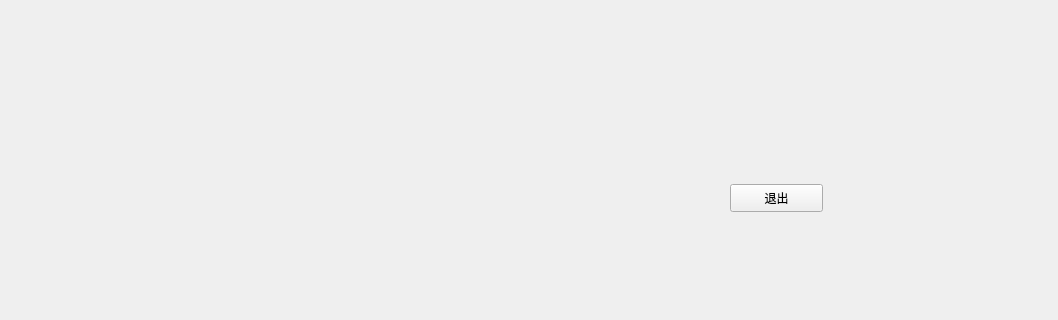
Above: QACGame/CatalogWin.ui from xyfxfhw/Q before the change; both pictures show x 0 to 1058 and y 476 to 796 of the 1058 by 796 pixel window. Below: the same form after it.
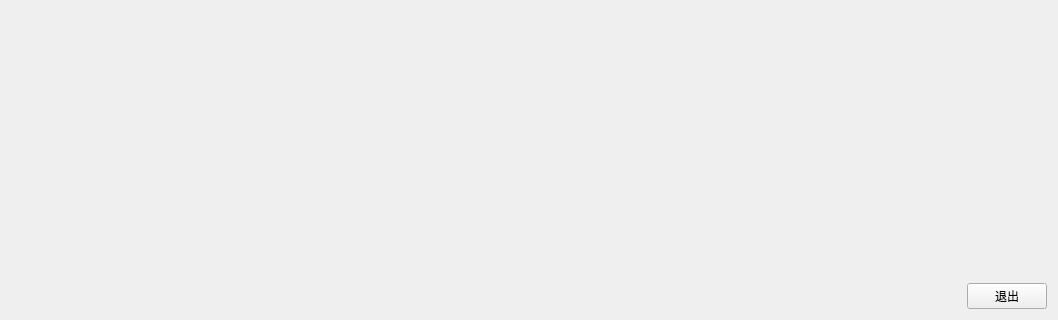
That is the form after the change.

Patch:
```diff
--- a/QACGame/CatalogWin.ui
+++ b/QACGame/CatalogWin.ui
@@ -13,19 +13,45 @@
   <property name="windowTitle">
    <string>CatalogWin</string>
   </property>
-  <widget class="QPushButton" name="pushButton">
-   <property name="geometry">
-    <rect>
-     <x>730</x>
-     <y>660</y>
-     <width>93</width>
-     <height>28</height>
-    </rect>
-   </property>
-   <property name="text">
-    <string>退出</string>
-   </property>
-  </widget>
+  <layout class="QVBoxLayout" name="verticalLayout">
+   <item>
+    <spacer name="verticalSpacer">
+     <property name="orientation">
+      <enum>Qt::Vertical</enum>
+     </property>
+     <property name="sizeHint" stdset="0">
+      <size>
+       <width>20</width>
+       <height>734</height>
+      </size>
+     </property>
+    </spacer>
+   </item>
+   <item>
+    <layout class="QHBoxLayout" name="horizontalLayout">
+     <item>
+      <spacer name="horizontalSpacer">
+       <property name="orientation">
+        <enum>Qt::Horizontal</enum>
+       </property>
+       <property name="sizeHint" stdset="0">
+        <size>
+         <width>40</width>
+         <height>20</height>
+        </size>
+       </property>
+      </spacer>
+     </item>
+     <item>
+      <widget class="QPushButton" name="pushButton">
+       <property name="text">
+        <string>退出</string>
+       </property>
+      </widget>
+     </item>
+    </layout>
+   </item>
+  </layout>
  </widget>
  <layoutdefault spacing="6" margin="11"/>
  <resources/>
```
